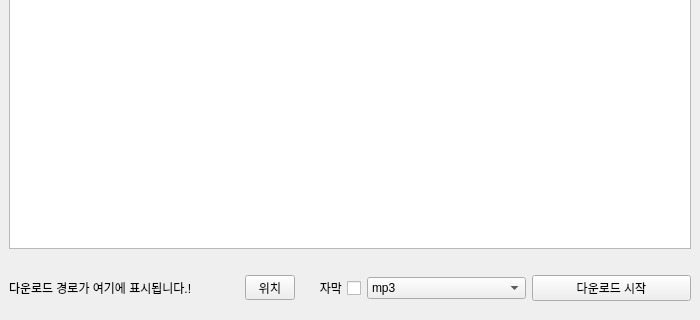
The window that mainwindow.ui (b0ho/AllDownloader) describes before a commit, drawn with Qt 5; both pictures show x 0 to 700 and y 180 to 500 of the 700 by 500 pixel window.
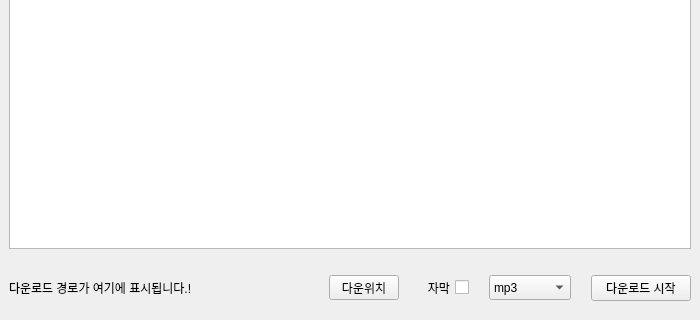
The same window after the commit.

Commit message: 맥 윈도우 호환 다운로드 기능

Diff of the .ui file:
```diff
--- a/mainwindow.ui
+++ b/mainwindow.ui
@@ -49,7 +49,10 @@
        </layout>
       </item>
       <item>
-       <layout class="QHBoxLayout" name="horizontalLayout">
+       <layout class="QHBoxLayout" name="horizontalLayout" stretch="0,0,0,0,0">
+        <property name="spacing">
+         <number>20</number>
+        </property>
         <property name="leftMargin">
          <number>0</number>
         </property>
@@ -66,8 +69,8 @@
          <widget class="QLabel" name="label_location">
           <property name="minimumSize">
            <size>
-            <width>230</width>
-            <height>0</height>
+            <width>300</width>
+            <height>25</height>
            </size>
           </property>
           <property name="text">
@@ -79,8 +82,14 @@
          <widget class="QToolButton" name="btn_location">
           <property name="minimumSize">
            <size>
-            <width>50</width>
-            <height>0</height>
+            <width>70</width>
+            <height>25</height>
+           </size>
+          </property>
+          <property name="maximumSize">
+           <size>
+            <width>70</width>
+            <height>16777215</height>
            </size>
           </property>
           <property name="toolTip">
@@ -90,15 +99,27 @@
            <string/>
           </property>
           <property name="text">
-           <string>위치</string>
+           <string>다운위치</string>
           </property>
          </widget>
         </item>
         <item>
          <widget class="QCheckBox" name="chbx_subtitle">
+          <property name="sizePolicy">
+           <sizepolicy hsizetype="Minimum" vsizetype="Fixed">
+            <horstretch>0</horstretch>
+            <verstretch>0</verstretch>
+           </sizepolicy>
+          </property>
+          <property name="minimumSize">
+           <size>
+            <width>50</width>
+            <height>25</height>
+           </size>
+          </property>
           <property name="maximumSize">
            <size>
-            <width>60</width>
+            <width>50</width>
             <height>16777215</height>
            </size>
           </property>
@@ -112,9 +133,24 @@
         </item>
         <item>
          <widget class="QComboBox" name="cmbx_format">
+          <property name="minimumSize">
+           <size>
+            <width>70</width>
+            <height>25</height>
+           </size>
+          </property>
+          <property name="maximumSize">
+           <size>
+            <width>16777215</width>
+            <height>16777215</height>
+           </size>
+          </property>
           <property name="layoutDirection">
            <enum>Qt::LeftToRight</enum>
           </property>
+          <property name="autoFillBackground">
+           <bool>false</bool>
+          </property>
           <item>
            <property name="text">
             <string>mp3</string>
@@ -144,6 +180,18 @@
         </item>
         <item>
          <widget class="QPushButton" name="btn_download">
+          <property name="minimumSize">
+           <size>
+            <width>100</width>
+            <height>25</height>
+           </size>
+          </property>
+          <property name="maximumSize">
+           <size>
+            <width>100</width>
+            <height>16777215</height>
+           </size>
+          </property>
           <property name="text">
            <string>다운로드 시작</string>
           </property>
```
Left out of the diff: 28 changed lines with no effect on the pictures. The commit also changes 1 other file.
